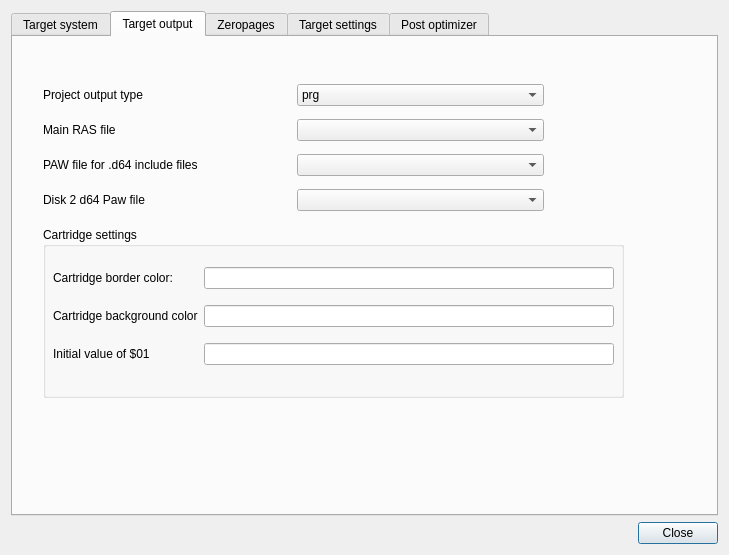
leuat/TRSE, file source/dialogprojectsettings.ui: the form before one commit.
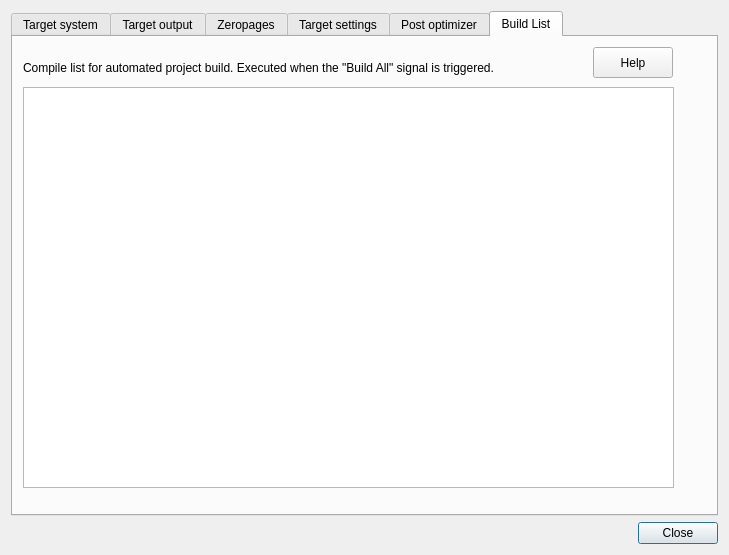
The form after the commit. The open tabs and pages were chosen to show the change.

Commit message: Added 'build all' option with batch build script'

The edit to the form file:
```diff
--- a/source/dialogprojectsettings.ui
+++ b/source/dialogprojectsettings.ui
@@ -918,6 +918,47 @@
          </property>
         </widget>
        </widget>
+       <widget class="QWidget" name="tab_8">
+        <attribute name="title">
+         <string>Build List</string>
+        </attribute>
+        <widget class="QLabel" name="label_25">
+         <property name="geometry">
+          <rect>
+           <x>10</x>
+           <y>10</y>
+           <width>581</width>
+           <height>41</height>
+          </rect>
+         </property>
+         <property name="text">
+          <string>Compile list for automated project build. Executed when the &quot;Build All&quot; signal is triggered.</string>
+         </property>
+        </widget>
+        <widget class="QPushButton" name="pushButton">
+         <property name="geometry">
+          <rect>
+           <x>580</x>
+           <y>10</y>
+           <width>80</width>
+           <height>31</height>
+          </rect>
+         </property>
+         <property name="text">
+          <string>Help</string>
+         </property>
+        </widget>
+        <widget class="QPlainTextEdit" name="teBuildList">
+         <property name="geometry">
+          <rect>
+           <x>10</x>
+           <y>50</y>
+           <width>651</width>
+           <height>401</height>
+          </rect>
+         </property>
+        </widget>
+       </widget>
       </widget>
      </item>
     </layout>
```
Left out of the diff: 2 changed lines with no effect on the pictures. The commit also changes 25 other files.
